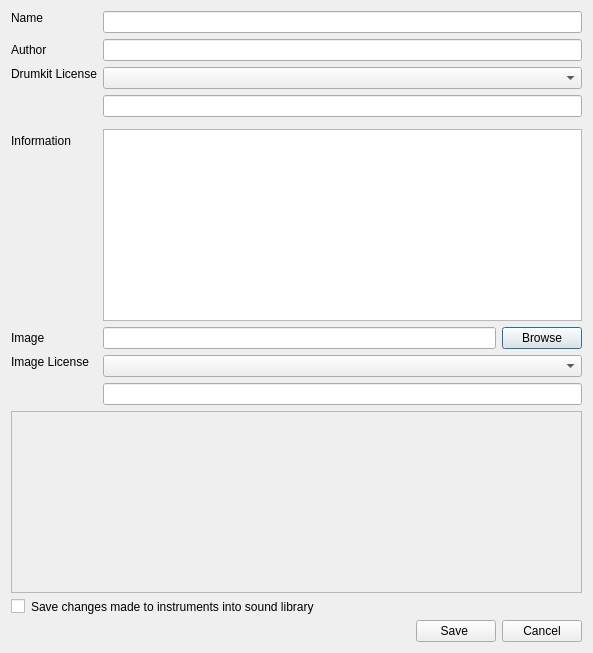
Above: src/gui/src/SoundLibrary/SoundLibraryPropertiesDialog_UI.ui from hydrogen-music/hydrogen before the change. Below: the same form after it.
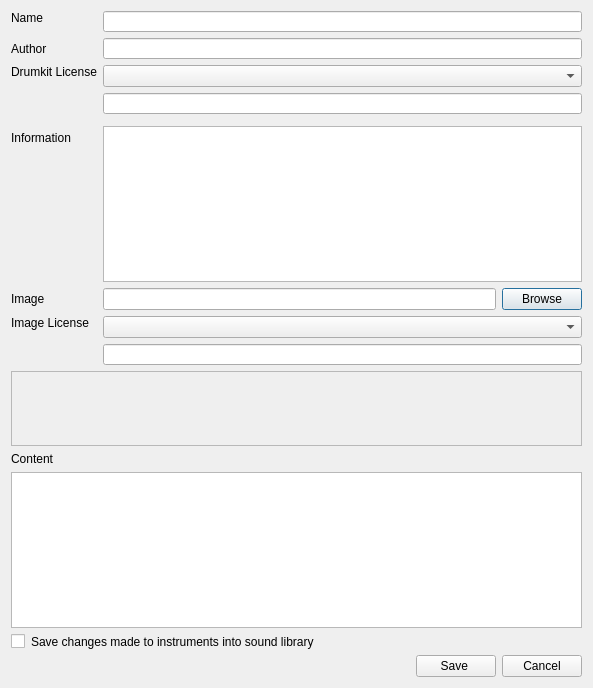
That is the form after the change.

Commit message:
SoundLibraryPropertiesDialog: content table
A new table listing all samples associated to the drumkit including their instrument and component name as well as their license was introduced. In case of a sample differs from the one of the overall drumkit the row is highlighted in red.

In addition, the box containing the drumkit image will now be hidden if no drumkit image was specified and an error is logged in case the specified image could not be loaded.

Patch:
```diff
--- a/src/gui/src/SoundLibrary/SoundLibraryPropertiesDialog_UI.ui
+++ b/src/gui/src/SoundLibrary/SoundLibraryPropertiesDialog_UI.ui
@@ -7,7 +7,7 @@
     <x>0</x>
     <y>0</y>
     <width>593</width>
-    <height>653</height>
+    <height>688</height>
    </rect>
   </property>
   <property name="sizePolicy">
@@ -182,7 +182,7 @@
      </property>
     </widget>
    </item>
-   <item row="13" column="0" colspan="2">
+   <item row="14" column="0" colspan="2">
     <widget class="QLabel" name="drumkitImageLabel">
      <property name="sizePolicy">
       <sizepolicy hsizetype="Expanding" vsizetype="Expanding">
@@ -193,7 +193,7 @@
      <property name="minimumSize">
       <size>
        <width>0</width>
-       <height>175</height>
+       <height>75</height>
       </size>
      </property>
      <property name="palette">
@@ -250,7 +250,7 @@
      </property>
     </widget>
    </item>
-   <item row="15" column="0" colspan="2">
+   <item row="17" column="0" colspan="2">
     <layout class="QHBoxLayout" name="horizontalLayout_2" stretch="0,1">
      <item>
       <widget class="QCheckBox" name="saveChanges_checkBox">
@@ -283,7 +283,7 @@
      </item>
     </layout>
    </item>
-   <item row="16" column="0" colspan="2">
+   <item row="18" column="0" colspan="2">
     <layout class="QHBoxLayout">
      <item>
       <spacer name="horizontalSpacer">
@@ -372,6 +372,16 @@
      </property>
     </widget>
    </item>
+   <item row="16" column="0" colspan="2">
+    <widget class="QTableWidget" name="contentTable"/>
+   </item>
+   <item row="15" column="0">
+    <widget class="QLabel" name="contentLabel">
+     <property name="text">
+      <string>Content</string>
+     </property>
+    </widget>
+   </item>
   </layout>
  </widget>
  <tabstops>
```
The commit also changes 4 other files.
